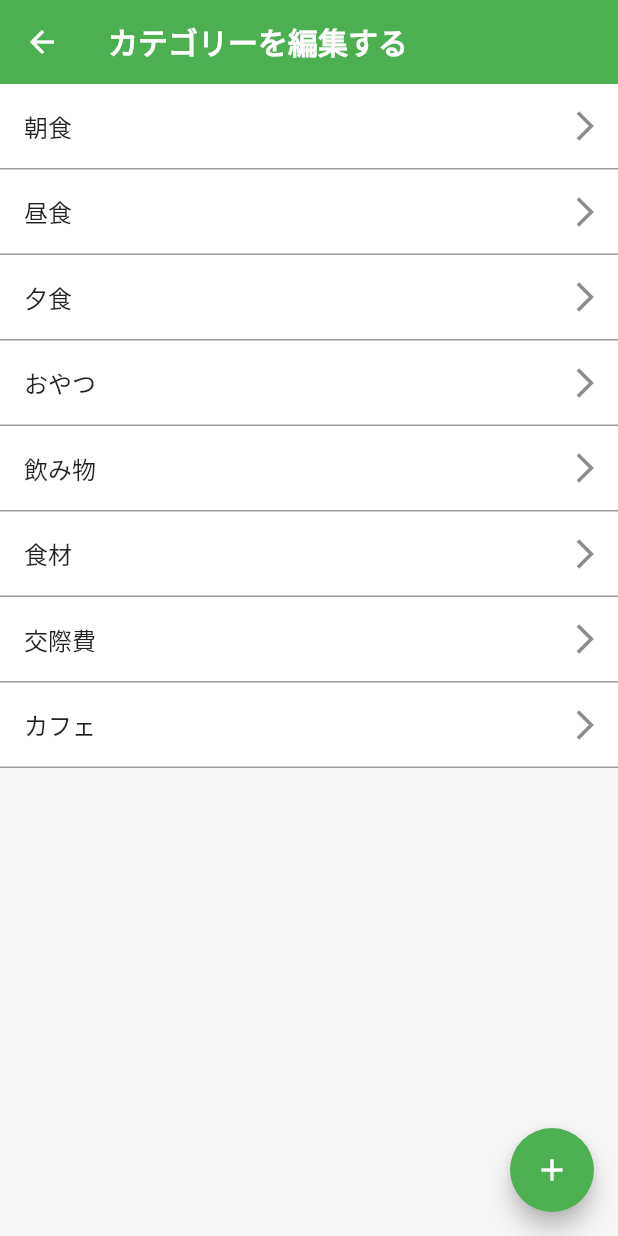
After one commit to gaoypChina/food-record, a Flutter app: the EditCategoryPage screen opened directly, after a tap on the "add" icon, on a phone screen of 412 x 824 dp. The commit adds this screen. Run offline on Flutter 3.47's test engine with Material 2 defaults, Android fonts, the phone set to English and light mode, and no system bars; our stand-ins replace charts_flutter, firebase_analytics, firebase_core, flutter_local_notifications, flutter_riverpod, permission_handler and 3 more; missing offline and left inert: app_review, app_settings; accounts and stored records are empty.

Commit message:
:sparkles: create edit_category_page in relation to ui design

```diff
--- /dev/null
+++ b/lib/app/edit_category/edit_category_page.dart
@@ -0,0 +1,85 @@
+import 'package:flutter/material.dart';
+import 'package:flutter_riverpod/flutter_riverpod.dart';
+import 'package:food_record/app/edit_category/edit_category_view_model.dart';
+
+class EditCategoryPage extends ConsumerWidget {
+  const EditCategoryPage({
+    Key? key,
+  }) : super(key: key);
+
+  @override
+  Widget build(BuildContext context, WidgetRef ref) {
+    final viewModel = ref.watch(editCategoryViewModelProvider);
+    return Scaffold(
+      backgroundColor: Colors.grey.shade100,
+      appBar: AppBar(
+        elevation: 0,
+        title: Text(
+          'カテゴリーを編集する',
+          style: TextStyle(
+            fontWeight: FontWeight.bold,
+          ),
+        ),
+      ),
+      body: Stack(
+        children: [
+          ListView.builder(
+            itemCount: viewModel.categories.length,
+            itemBuilder: (BuildContext context, int index) {
+              return Column(
+                children: [
+                  Container(
+                    decoration: BoxDecoration(
+                      border: Border(
+                        bottom: BorderSide(
+                          color: Colors.grey,
+                        ),
+                      ),
+                    ),
+                    child: ListTile(
+                      onTap: () {
+                        print('カテゴリーの編集と削除を記述するよ');
+                      },
+                      tileColor: Colors.white,
+                      title: Text(
+                        viewModel.categories[index],
+                      ),
+                      trailing: Icon(
+                        Icons.arrow_back_ios,
+                        textDirection: TextDirection.rtl,
+                      ),
+                    ),
+                  ),
+                ],
+              );
+            },
+          ),
+        ],
+      ),
+      floatingActionButton: FloatingActionButton(
+        onPressed: () {
+          print('カテゴリーを追加する');
+        },
+        backgroundColor: Colors.green,
+        child: Icon(
+          Icons.add,
+        ),
+      ),
+      // floatingActionButton: FloatingActionButton.extended(
+      //   onPressed: () {
+      //     print('カテゴリーを追加する');
+      //   },
+      //   backgroundColor: Colors.green,
+      //   icon: Icon(
+      //     Icons.add,
+      //   ),
+      //   label: Text(
+      //     '追加する',
+      //     style: TextStyle(
+      //       fontWeight: FontWeight.bold,
+      //     ),
+      //   ),
+      // ),
+    );
+  }
+}
--- /dev/null
+++ b/lib/app/edit_category/edit_category_view_model.dart
@@ -0,0 +1,62 @@
+import 'package:flutter/material.dart';
+import 'package:flutter_local_notifications/flutter_local_notifications.dart';
+import 'package:flutter_riverpod/flutter_riverpod.dart';
+import 'package:food_record/app/category/category_model.dart';
+import 'package:food_record/app/record/record_model.dart';
+import 'package:food_record/app/record/record_service.dart';
+import 'package:shared_preferences/shared_preferences.dart';
+import 'package:permission_handler/permission_handler.dart';
+import 'package:timezone/data/latest_all.dart' as tz;
+import 'package:timezone/timezone.dart' as tz;
+
+final editCategoryViewModelProvider = ChangeNotifierProvider((ref) {
+  return EditCategoryViewModel(
+    ref.watch(recordServiceProvider),
+  );
+});
+
+class EditCategoryViewModel extends ChangeNotifier {
+  // EditCategoryViewModel(this._recordService);
+  EditCategoryViewModel(this._recordService) {
+    print('設定画面ロードするよ＝＝＝');
+    load();
+  }
+  final RecordService _recordService;
+  List<String> categories = [
+    '朝食',
+    '昼食',
+    '夕食',
+    'おやつ',
+    '飲み物',
+    '食材',
+    '交際費',
+    'カフェ',
+  ];
+  static const categoryPrefsKey = 'category';
+
+  FlutterLocalNotificationsPlugin flnp = FlutterLocalNotificationsPlugin();
+
+  Future<void> load() async {
+    final savedCategories = await getCategory();
+    if (savedCategories != null) {
+      categories = savedCategories;
+      print('保存されているcategoriesを読み込んだよ〜〜〜');
+    } else {
+      print('まだ、SharedPreferenceは使われてはいないよ〜〜〜$categories');
+    }
+    notifyListeners();
+  }
+
+  Future<List<String>?> getCategory() async {
+    final prefs = await SharedPreferences.getInstance();
+    final isFirstLoading = prefs.getStringList(categoryPrefsKey);
+    print('カテゴリーはjson型？？？$isFirstLoading');
+    return isFirstLoading;
+  }
+
+  Future<void> setCategory(List<String> categories) async {
+    final prefs = await SharedPreferences.getInstance();
+    print('カテゴリーを更新するよ〜〜〜$categories');
+    await prefs.setStringList(categoryPrefsKey, categories);
+  }
+}
--- a/lib/app/settings/settings_view_model.dart
+++ b/lib/app/settings/settings_view_model.dart
@@ -59,6 +59,7 @@ class SettingsViewModel extends ChangeNotifier {
         } else {
           canBeNotified = true;
         }
+        notifyListeners();
       }
     } else {
       isMorning = false;
```
Also changed, not shown: lib/app/category/category_model.dart (added, +26 -0 lines), lib/app/home/home_page.dart (+14 -1 lines), 1 other file.
